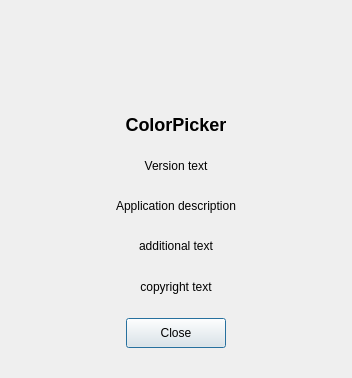
First picture: the form in ui/AboutDialog.ui, repository keshavbhatt/ColorSmith, before the edit.
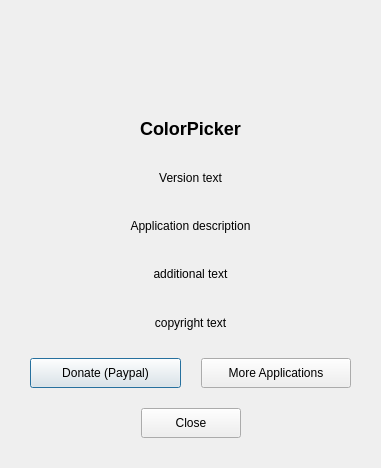
Second picture: the form after the edit.

Commit message: feat: add donation and more apps buttons to AboutDialog, update README.md with donation information

The edit to the form file:
```diff
--- a/ui/AboutDialog.ui
+++ b/ui/AboutDialog.ui
@@ -6,8 +6,8 @@
    <rect>
     <x>0</x>
     <y>0</y>
-    <width>352</width>
-    <height>378</height>
+    <width>381</width>
+    <height>468</height>
    </rect>
   </property>
   <property name="windowTitle">
@@ -161,6 +161,39 @@
      </property>
     </widget>
    </item>
+   <item>
+    <layout class="QGridLayout" name="gridLayout">
+     <property name="topMargin">
+      <number>0</number>
+     </property>
+     <item row="0" column="0">
+      <widget class="QPushButton" name="btnDonate">
+       <property name="minimumSize">
+        <size>
+         <width>100</width>
+         <height>30</height>
+        </size>
+       </property>
+       <property name="text">
+        <string>Donate (Paypal)</string>
+       </property>
+      </widget>
+     </item>
+     <item row="0" column="1">
+      <widget class="QPushButton" name="btnMoreApps">
+       <property name="minimumSize">
+        <size>
+         <width>100</width>
+         <height>30</height>
+        </size>
+       </property>
+       <property name="text">
+        <string>More Applications</string>
+       </property>
+      </widget>
+     </item>
+    </layout>
+   </item>
    <item>
     <layout class="QHBoxLayout" name="horizontalLayout">
      <item>
```
The commit also changes 4 other files.
